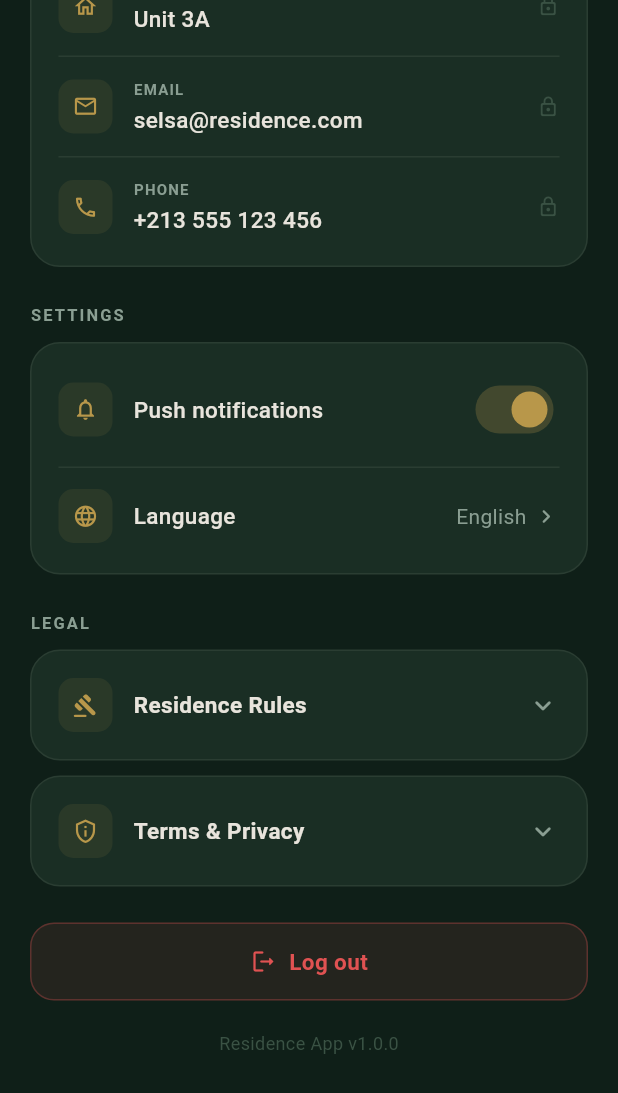
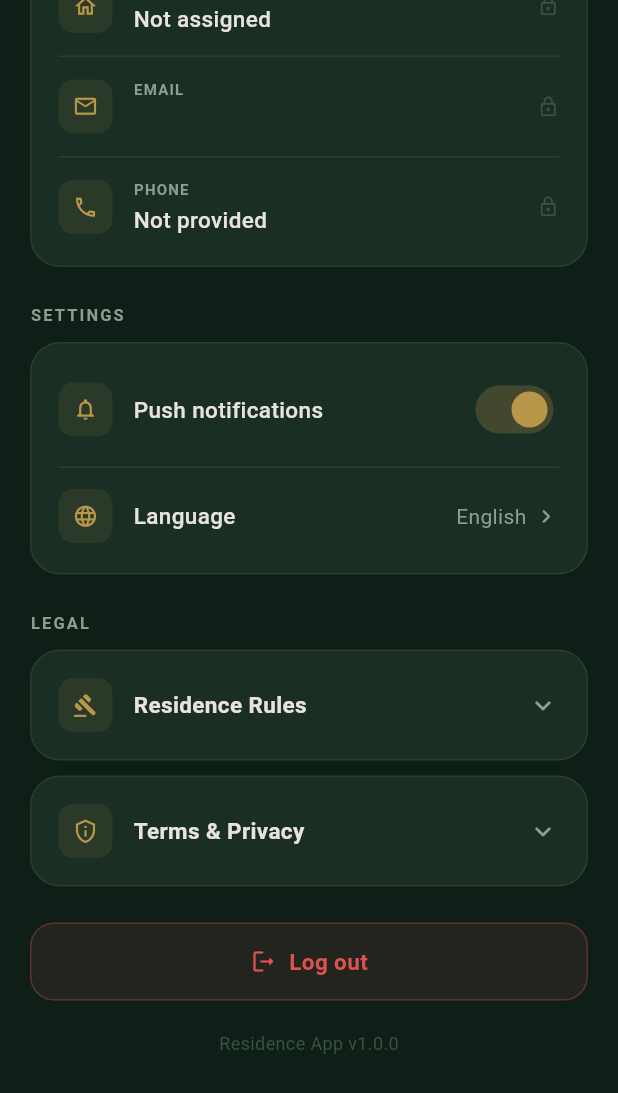
Before and after one commit to radjaa-b/Hexa_linked, a Flutter app: the ProfileScreen screen opened directly, scrolled down 433 dp, on a phone screen of 412 x 824 dp. Shown: the top 1093 px of the screen. Run offline on Flutter 3.47's test engine with Material 3 defaults, Android fonts, the phone set to English and light mode, and no system bars; our stand-ins replace app_links, flutter_dotenv, flutter_secure_storage, geolocator, image_picker, timeago; accounts and stored records are empty.

Commit message:
Touch-up: Removed the mock data from profile/hardcoded Welcome Selsa on both the mobile app and dashboard

```diff
--- a/mobile_flutter/lib/features/profile/models/resident_profile.dart
+++ b/mobile_flutter/lib/features/profile/models/resident_profile.dart
@@ -37,8 +37,11 @@ class ResidentProfile {
       isActive: json['is_active'] is bool
           ? json['is_active'] as bool
           : _nullableString(json['is_active'])?.toLowerCase() == 'true',
-      unit: _nullableString(json['unit']),
-      phone: _nullableString(json['phone']),
+      unit:
+          _nullableString(json['unit_number']) ?? _nullableString(json['unit']),
+      phone:
+          _nullableString(json['phone_number']) ??
+          _nullableString(json['phone']),
     );
   }
 
@@ -50,8 +53,8 @@ class ResidentProfile {
       'username': username,
       'role': role,
       'is_active': isActive,
-      'unit': unit,
-      'phone': phone,
+      'unit_number': unit,
+      'phone_number': phone,
     };
   }
 
@@ -71,10 +74,7 @@ class ResidentProfile {
         .toUpperCase();
   }
 
-  static String _stringOrFallback(
-    dynamic value, {
-    String fallback = '',
-  }) {
+  static String _stringOrFallback(dynamic value, {String fallback = ''}) {
     final parsed = _nullableString(value);
     if (parsed == null || parsed.isEmpty) return fallback;
     return parsed;
--- a/mobile_flutter/lib/features/profile/screens/profile_screen.dart
+++ b/mobile_flutter/lib/features/profile/screens/profile_screen.dart
@@ -1,9 +1,3 @@
-// ─────────────────────────────────────────────────────────────
-//  PROFILE SCREEN — Modern dark card style
-//  Location: lib/features/profile/screens/
-//  TODO (Radja): replace mock profile with GET /auth/me
-// ─────────────────────────────────────────────────────────────
-
 import 'package:flutter/material.dart';
 import 'package:resident_app/features/auth/services/auth_service.dart';
 import 'package:resident_app/features/profile/models/resident_profile.dart';
@@ -14,16 +8,16 @@ import 'package:resident_app/features/auth/screens/welcome_screen.dart';
 
 // ── Design tokens ─────────────────────────────────────────────
 class _C {
-  static const bg        = Color(0xFF0F1F18); // very dark green bg
-  static const card      = Color(0xFF1A2E24); // dark card surface
-  static const cardLight = Color(0xFF213528); // slightly lighter card
-  static const forest    = Color(0xFF1C3B2E);
+  static const bg = Color(0xFF0F1F18);
+  static const card = Color(0xFF1A2E24);
+  static const cardLight = Color(0xFF213528);
+  static const forest = Color(0xFF1C3B2E);
   static const champagne = Color(0xFFE8D9B5);
-  static const gold      = Color(0xFFB8974A);
-  static const sage      = Color(0xFF6B9E80);
-  static const textPrim  = Color(0xFFE8E4DC);
-  static const textSec   = Color(0xFF8A9E92);
-  static const divider   = Color(0xFF2A3D32);
+  static const gold = Color(0xFFB8974A);
+  static const sage = Color(0xFF6B9E80);
+  static const textPrim = Color(0xFFE8E4DC);
+  static const textSec = Color(0xFF8A9E92);
+  static const divider = Color(0xFF2A3D32);
 }
 
 class ProfileScreen extends StatefulWidget {
@@ -38,22 +32,30 @@ class _ProfileScreenState extends State<ProfileScreen>
   late AnimationController _animCtrl;
   late Animation<double> _fadeAnim;
 
-  // TODO (Radja): replace with real user from GET /auth/me
-  final _profile = const ResidentProfile(
-    id: 1,
-    name: 'Selsa',
-    email: 'selsa@residence.com',
-    username: 'selsa',
-    role: 'resident',
-    isActive: true,
-    unit: 'Unit 3A',
-    phone: '+213 555 123 456',
-  );
-
+  ResidentProfile? _profile;
+  bool _loadingProfile = true;
   bool _notificationsOn = true;
   String _language = 'English';
   bool _rulesExpanded = false;
   bool _termsExpanded = false;
+
+  Future<void> _loadProfile() async {
+    try {
+      final profile = await AuthService.whoami();
+      if (!mounted) return;
+
+      setState(() {
+        _profile = profile;
+        _loadingProfile = false;
+      });
+    } catch (_) {
+      if (!mounted) return;
+
+      setState(() {
+        _loadingProfile = false;
+      });
+    }
+  }
 
   @override
   void initState() {
@@ -62,11 +64,9 @@ class _ProfileScreenState extends State<ProfileScreen>
       vsync: this,
       duration: const Duration(milliseconds: 600),
     );
-    _fadeAnim = CurvedAnimation(
-      parent: _animCtrl,
-      curve: Curves.easeOut,
-    );
+    _fadeAnim = CurvedAnimation(parent: _animCtrl, curve: Curves.easeOut);
     _animCtrl.forward();
+    _loadProfile();
   }
 
   @override
@@ -88,6 +88,67 @@ class _ProfileScreenState extends State<ProfileScreen>
 
   @override
   Widget build(BuildContext context) {
+    if (_loadingProfile) {
+      return const Scaffold(
+        backgroundColor: _C.bg,
+        body: Center(child: CircularProgressIndicator(color: _C.gold)),
+      );
+    }
+
+    if (_profile == null) {
+      return Scaffold(
+        backgroundColor: _C.bg,
+        body: Center(
+          child: Padding(
+            padding: const EdgeInsets.symmetric(horizontal: 24),
+            child: Column(
+              mainAxisSize: MainAxisSize.min,
+              children: [
+                const Icon(
+                  Icons.error_outline_rounded,
+                  color: _C.gold,
+                  size: 34,
+                ),
+                const SizedBox(height: 12),
+                const Text(
+                  'Unable to load profile.',
+                  style: TextStyle(
+                    color: _C.textPrim,
+                    fontSize: 16,
+                    fontWeight: FontWeight.w600,
+                  ),
+                ),
+                const SizedBox(height: 8),
+                const Text(
+                  'Please try again or sign in again.',
+                  textAlign: TextAlign.center,
+                  style: TextStyle(
+                    color: _C.textSec,
+                    fontSize: 13,
+                    height: 1.5,
+                  ),
+                ),
+                const SizedBox(height: 18),
+                ElevatedButton(
+                  onPressed: _loadProfile,
+                  style: ElevatedButton.styleFrom(
+                    backgroundColor: _C.gold,
+                    foregroundColor: _C.forest,
+                    shape: RoundedRectangleBorder(
+                      borderRadius: BorderRadius.circular(12),
+                    ),
+                  ),
+                  child: const Text('Retry'),
+                ),
+              ],
+            ),
+          ),
+        ),
+      );
+    }
+
+    final profile = _profile!;
+
     return Scaffold(
       backgroundColor: _C.bg,
       body: FadeTransition(
@@ -97,10 +158,8 @@ class _ProfileScreenState extends State<ProfileScreen>
           child: Column(
             crossAxisAlignment: CrossAxisAlignment.start,
             children: [
-              // ── Header ─────────────────────────────────────
-              ProfileHeader(profile: _profile),
+              ProfileHeader(profile: profile),
 
-              // ── Personal info ───────────────────────────────
               _label('Personal Information'),
               _darkCard(
                 child: Column(
@@ -108,32 +167,31 @@ class _ProfileScreenState extends State<ProfileScreen>
                     ProfileInfoTile(
                       icon: Icons.person_outline_rounded,
                       label: 'FULL NAME',
-                      value: _profile.name,
+                      value: profile.name,
                     ),
                     _divider(),
                     ProfileInfoTile(
                       icon: Icons.home_outlined,
                       label: 'UNIT',
-                      value: _profile.unit ?? 'Not assigned',
+                      value: profile.unit ?? 'Not assigned',
                     ),
                     _divider(),
                     ProfileInfoTile(
                       icon: Icons.email_outlined,
                       label: 'EMAIL',
-                      value: _profile.email,
+                      value: profile.email,
                     ),
                     _divider(),
                     ProfileInfoTile(
                       icon: Icons.phone_outlined,
                       label: 'PHONE',
-                      value: _profile.phone ?? 'Not provided',
+                      value: profile.phone ?? 'Not provided',
                       isLast: true,
                     ),
                   ],
                 ),
               ),
 
-              // ── Settings ────────────────────────────────────
               _label('Settings'),
               _darkCard(
                 child: Column(
@@ -180,7 +238,6 @@ class _ProfileScreenState extends State<ProfileScreen>
                 ),
               ),
 
-              // ── Residence Rules ─────────────────────────────
               _label('Legal'),
               _expandableCard(
                 icon: Icons.gavel_rounded,
@@ -198,23 +255,18 @@ class _ProfileScreenState extends State<ProfileScreen>
                 content: _termsText,
               ),
 
-              // ── Logout ──────────────────────────────────────
               const SizedBox(height: 24),
               Padding(
                 padding: const EdgeInsets.symmetric(horizontal: 20),
                 child: LogoutButton(onLogout: _handleLogout),
               ),
 
-              // Version
               const Center(
                 child: Padding(
                   padding: EdgeInsets.only(top: 20),
                   child: Text(
                     'Residence App v1.0.0',
-                    style: TextStyle(
-                      color: Color(0xFF3A5244),
-                      fontSize: 12,
-                    ),
+                    style: TextStyle(color: Color(0xFF3A5244), fontSize: 12),
                   ),
                 ),
               ),
@@ -225,7 +277,6 @@ class _ProfileScreenState extends State<ProfileScreen>
     );
   }
 
-  // ── Section label ────────────────────────────────────────────
   Widget _label(String text) => Padding(
     padding: const EdgeInsets.fromLTRB(20, 24, 20, 10),
     child: Text(
@@ -239,7 +290,6 @@ class _ProfileScreenState extends State<ProfileScreen>
     ),
   );
 
-  // ── Dark card ────────────────────────────────────────────────
   Widget _darkCard({required Widget child}) => Padding(
     padding: const EdgeInsets.symmetric(horizontal: 20),
     child: Container(
@@ -254,20 +304,14 @@ class _ProfileScreenState extends State<ProfileScreen>
     ),
   );
 
-  // ── Divider ──────────────────────────────────────────────────
-  Widget _divider() => const Divider(
-        height: 1,
-        thickness: 1,
-        color: _C.divider,
-      );
+  Widget _divider() =>
+      const Divider(height: 1, thickness: 1, color: _C.divider);
 
-  // ── Setting row ──────────────────────────────────────────────
   Widget _settingRow({
     required IconData icon,
     required String label,
     required Widget trailing,
-  }) =>
-      Padding(
+  }) => Padding(
     padding: const EdgeInsets.symmetric(vertical: 14),
     child: Row(
       children: [
@@ -296,15 +340,13 @@ class _ProfileScreenState extends State<ProfileScreen>
     ),
   );
 
-  // ── Expandable card ──────────────────────────────────────────
   Widget _expandableCard({
     required IconData icon,
     required String title,
     required bool expanded,
     required VoidCallback onTap,
     required String content,
-  }) =>
-      Padding(
+  }) => Padding(
     padding: const EdgeInsets.symmetric(horizontal: 20),
     child: Container(
       decoration: BoxDecoration(
@@ -384,7 +426,6 @@ class _ProfileScreenState extends State<ProfileScreen>
     ),
   );
 
-  // ── Language picker ──────────────────────────────────────────
   void _showLanguagePicker() {
     showModalBottomSheet(
       context: context,
@@ -465,7 +506,6 @@ class _ProfileScreenState extends State<ProfileScreen>
     );
   }
 
-  // ── Texts ────────────────────────────────────────────────────
   static const String _rulesText = '''1. Quiet Hours
 Residents must maintain quiet between 10:00 PM and 8:00 AM. Loud music, parties, or disruptive noise during these hours is strictly prohibited.
 
```
Also changed, not shown: mobile_flutter/lib/features/auth/screens/forgot_password_screen.dart (+72 -26 lines), mobile_flutter/lib/features/auth/screens/otp_screen.dart (+10 -18 lines), mobile_flutter/lib/features/auth/screens/reset_password_screen.dart (+17 -29 lines), mobile_flutter/lib/features/auth/services/auth_service.dart (+37 -0 lines), mobile_flutter/lib/features/home/screens/resident_home_screen.dart (+22 -1 lines), 3 other files. Lines whose indentation alone changed are shown as unchanged.
